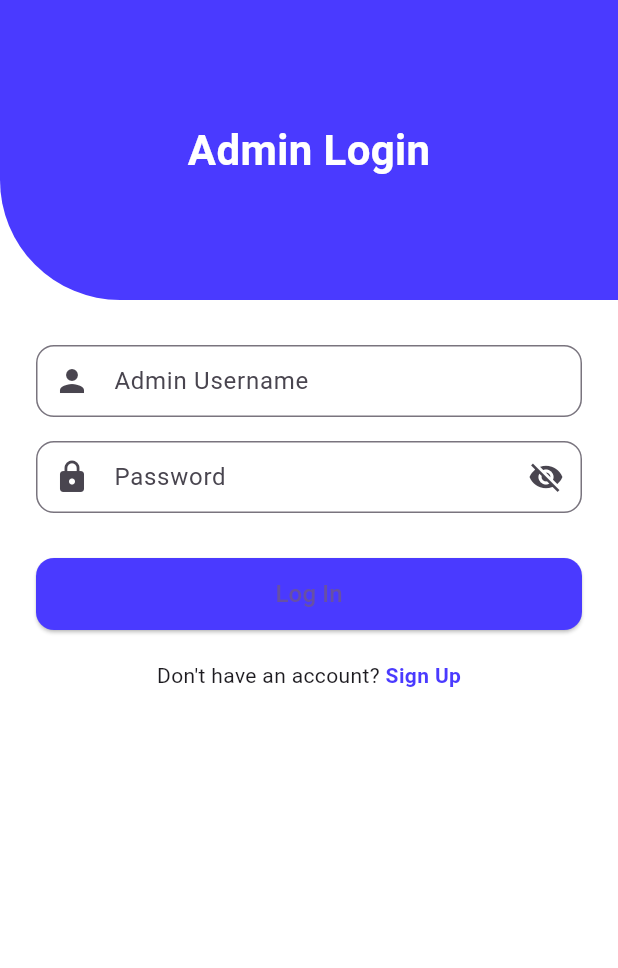
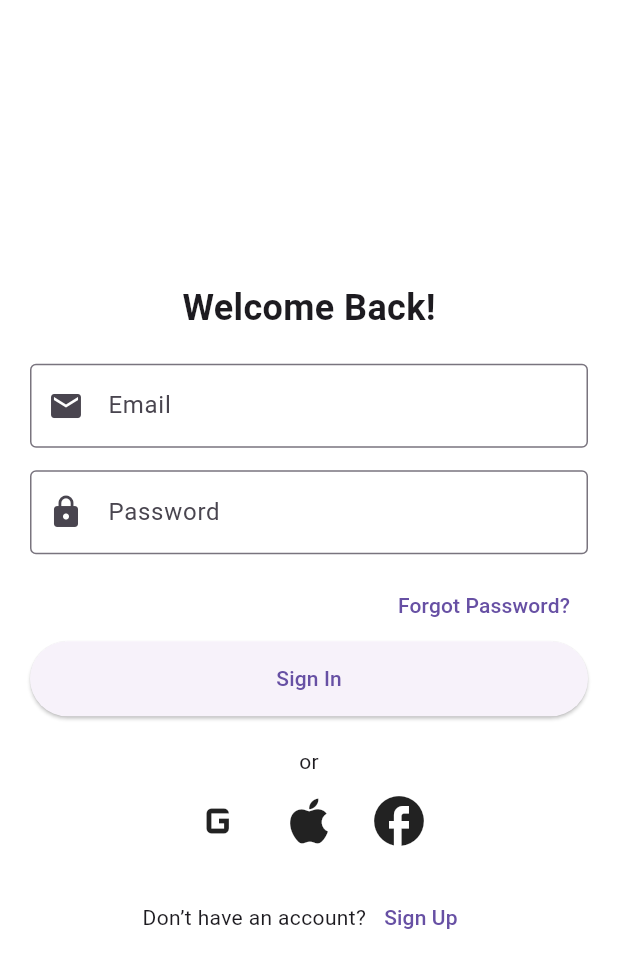
Before and after one commit to PatiencePhakathi/StallpassApp2, a Flutter app: the screen it shows after launch, after a tap on "Admin Login", on a phone screen of 412 x 824 dp. Shown: the top 968 px of the screen. Run offline on Flutter 3.47's test engine with Material 3 defaults, Android fonts, the phone set to English and light mode, and no system bars; missing offline and left inert: mobile_scanner.

Commit message:
AdminWelcomePage.dart should connect to Student sign up page via link that says...sign up as an AdminLoginPage.dart

```diff
--- a/lib/AdminLoginPage.dart
+++ b/lib/AdminLoginPage.dart
@@ -1,142 +1,95 @@
 import 'package:flutter/material.dart';
-import 'admin_sign_up_page.dart';
 
-class AdminLoginPage extends StatefulWidget {
+class AdminLoginPage extends StatelessWidget {
   const AdminLoginPage({super.key});
 
   @override
-  State<AdminLoginPage> createState() => _AdminLoginPageState();
-}
+  Widget build(BuildContext context) {
+    final emailController = TextEditingController();
+    final passwordController = TextEditingController();
 
-class _AdminLoginPageState extends State<AdminLoginPage> {
-  bool _obscurePassword = true;
+    return Scaffold(
+      body: Padding(
+        padding: const EdgeInsets.all(20.0),
+        child: Column(
+          mainAxisAlignment: MainAxisAlignment.center,
+          children: [
+            const Text("Welcome Back!",
+                style: TextStyle(fontSize: 24, fontWeight: FontWeight.bold)),
+            const SizedBox(height: 20),
 
-  @override
-  Widget build(BuildContext context) {
-    return Scaffold(
-      backgroundColor: Colors.white,
-      body: SafeArea(
-        child: Column(
-          children: [
-            // Purple wavy header
-            Container(
-              height: 200,
-              decoration: const BoxDecoration(
-                color: Color(0xFF4A3AFF),
-                borderRadius: BorderRadius.only(
-                  bottomLeft: Radius.circular(80),
-                ),
+            // Email Field
+            TextField(
+              controller: emailController,
+              decoration: const InputDecoration(
+                prefixIcon: Icon(Icons.email),
+                labelText: "Email",
+                border: OutlineInputBorder(),
               ),
-              child: const Center(
-                child: Text(
-                  "Admin Login",
-                  style: TextStyle(
-                    color: Colors.white,
-                    fontSize: 28,
-                    fontWeight: FontWeight.bold,
-                  ),
-                ),
+            ),
+            const SizedBox(height: 15),
+
+            // Password Field
+            TextField(
+              controller: passwordController,
+              obscureText: true,
+              decoration: const InputDecoration(
+                prefixIcon: Icon(Icons.lock),
+                labelText: "Password",
+                border: OutlineInputBorder(),
+              ),
+            ),
+            const SizedBox(height: 10),
+
+            Align(
+              alignment: Alignment.centerRight,
+              child: TextButton(
+                onPressed: () {},
+                child: const Text("Forgot Password?"),
               ),
             ),
 
-            const SizedBox(height: 30),
-
-            // Username field
-            Padding(
-              padding: const EdgeInsets.symmetric(horizontal: 24),
-              child: TextField(
-                decoration: InputDecoration(
-                  hintText: 'Admin Username',
-                  prefixIcon: const Icon(Icons.person),
-                  border: OutlineInputBorder(
-                    borderRadius: BorderRadius.circular(12),
-                  ),
-                  contentPadding: const EdgeInsets.symmetric(horizontal: 16),
-                ),
+            // Sign In Button
+            ElevatedButton(
+              onPressed: () {},
+              style: ElevatedButton.styleFrom(
+                minimumSize: const Size(double.infinity, 50),
+                shape: RoundedRectangleBorder(
+                    borderRadius: BorderRadius.circular(30)),
               ),
-            ),
-
-            const SizedBox(height: 16),
-
-            // Password field
-            Padding(
-              padding: const EdgeInsets.symmetric(horizontal: 24),
-              child: TextField(
-                obscureText: _obscurePassword,
-                decoration: InputDecoration(
-                  hintText: 'Password',
-                  prefixIcon: const Icon(Icons.lock),
-                  suffixIcon: IconButton(
-                    icon: Icon(
-                      _obscurePassword ? Icons.visibility_off : Icons.visibility,
-                    ),
-                    onPressed: () {
-                      setState(() {
-                        _obscurePassword = !_obscurePassword;
-                      });
-                    },
-                  ),
-                  border: OutlineInputBorder(
-                    borderRadius: BorderRadius.circular(12),
-                  ),
-                  contentPadding: const EdgeInsets.symmetric(horizontal: 16),
-                ),
-              ),
-            ),
-
-            const SizedBox(height: 30),
-
-            // Login button
-            Padding(
-              padding: const EdgeInsets.symmetric(horizontal: 24),
-              child: SizedBox(
-                width: double.infinity,
-                height: 48,
-                child: ElevatedButton(
-                  style: ElevatedButton.styleFrom(
-                    backgroundColor: const Color(0xFF4A3AFF),
-                    shape: RoundedRectangleBorder(
-                      borderRadius: BorderRadius.circular(12),
-                    ),
-                  ),
-                  onPressed: () {
-                    // TODO: Implement admin login logic here
-                    print('Admin Login pressed');
-                  },
-                  child: const Text(
-                    "Log In",
-                    style: TextStyle(fontSize: 16),
-                  ),
-                ),
-              ),
+              child: const Text("Sign In"),
             ),
 
             const SizedBox(height: 20),
+            const Text("or"),
+            const SizedBox(height: 10),
 
-            // Link to Sign Up page
+            // Social Logins
+            Row(
+              mainAxisAlignment: MainAxisAlignment.center,
+              children: const [
+                Icon(Icons.g_mobiledata, size: 40),
+                SizedBox(width: 20),
+                Icon(Icons.apple, size: 40),
+                SizedBox(width: 20),
+                Icon(Icons.facebook, size: 40),
+              ],
+            ),
+            const SizedBox(height: 20),
+
+            // Navigate to Sign Up
             Row(
               mainAxisAlignment: MainAxisAlignment.center,
               children: [
-                const Text("Don't have an account? "),
-                GestureDetector(
-                  onTap: () {
-                    Navigator.push(
-                      context,
-                      MaterialPageRoute(
-                        builder: (context) => const AdminSignUpPage(),
-                      ),
-                    );
+                const Text("Don’t have an account?"),
+                TextButton(
+                  onPressed: () {
+                    Navigator.pushNamed(context, '/signup');
                   },
-                  child: const Text(
-                    "Sign Up",
-                    style: TextStyle(
-                      color: Color(0xFF4A3AFF),
-                      fontWeight: FontWeight.bold,
-                    ),
-                  ),
+                  child: const Text("Sign Up"),
                 ),
               ],
-            ),
+            )
           ],
         ),
       ),
```
Also changed, not shown: lib/AdminSignUpPage.dart (+128 -30 lines), lib/AdminWelcomePage.dart (added, +35 -0 lines).
